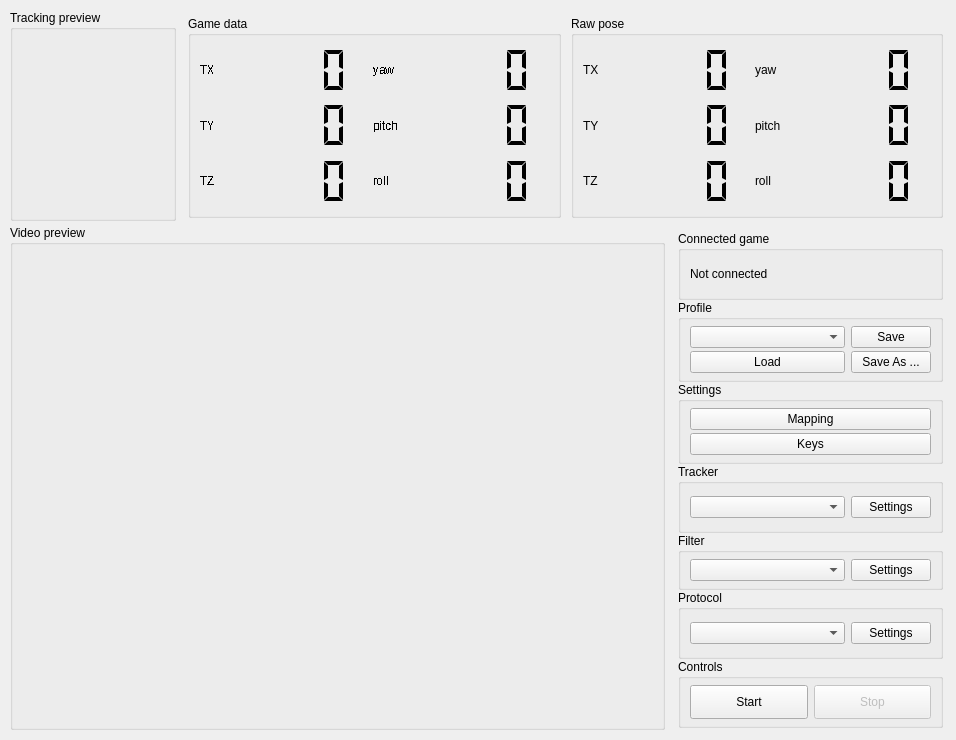
The window that facetracknoir/facetracknoir.ui (opentrack/opentrack) describes before a commit, drawn with Qt 5.
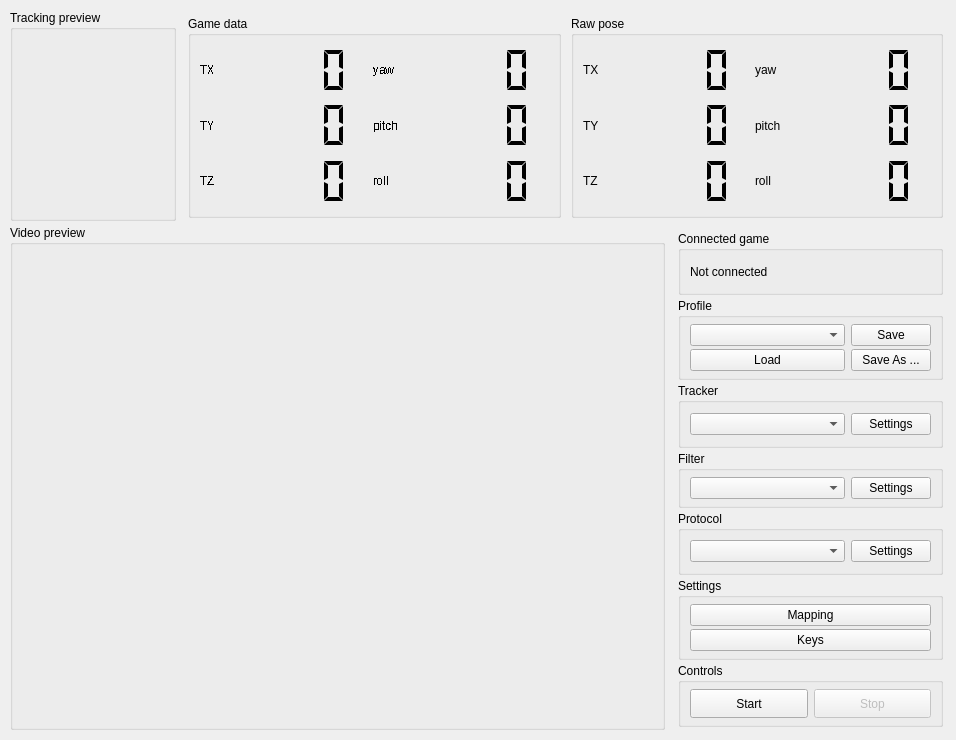
The same window after the commit. Icons and pictures are not drawn. Custom widgets are drawn as their Qt base class.

Commit message: reorder some widgets

```diff
--- a/facetracknoir/facetracknoir.ui
+++ b/facetracknoir/facetracknoir.ui
@@ -129,7 +129,7 @@
       <x>675</x>
       <y>225</y>
       <width>271</width>
-      <height>506</height>
+      <height>505</height>
      </rect>
     </property>
     <property name="title">
@@ -140,7 +140,7 @@
     </property>
     <layout class="QVBoxLayout" name="verticalLayout">
      <property name="spacing">
-      <number>0</number>
+      <number>3</number>
      </property>
      <property name="leftMargin">
       <number>0</number>
@@ -261,76 +261,6 @@
        </layout>
       </widget>
      </item>
-     <item>
-      <widget class="QGroupBox" name="groupWindows">
-       <property name="sizePolicy">
-        <sizepolicy hsizetype="Minimum" vsizetype="Preferred">
-         <horstretch>0</horstretch>
-         <verstretch>0</verstretch>
-        </sizepolicy>
-       </property>
-       <property name="title">
-        <string>Settings</string>
-       </property>
-       <layout class="QGridLayout" name="gridLayout_6">
-        <property name="topMargin">
-         <number>6</number>
-        </property>
-        <property name="bottomMargin">
-         <number>6</number>
-        </property>
-        <property name="verticalSpacing">
-         <number>3</number>
-        </property>
-        <item row="0" column="0">
-         <widget class="QPushButton" name="btnEditCurves">
-          <property name="sizePolicy">
-           <sizepolicy hsizetype="Preferred" vsizetype="Preferred">
-            <horstretch>0</horstretch>
-            <verstretch>0</verstretch>
-           </sizepolicy>
-          </property>
-          <property name="text">
-           <string>Mapping</string>
-          </property>
-          <property name="icon">
-           <iconset resource="main-facetracknoir.qrc">
-            <normaloff>:/uielements/curves.png</normaloff>:/uielements/curves.png</iconset>
-          </property>
-          <property name="iconSize">
-           <size>
-            <width>91</width>
-            <height>25</height>
-           </size>
-          </property>
-         </widget>
-        </item>
-        <item row="1" column="0">
-         <widget class="QPushButton" name="btnShortcuts">
-          <property name="sizePolicy">
-           <sizepolicy hsizetype="Preferred" vsizetype="Preferred">
-            <horstretch>0</horstretch>
-            <verstretch>0</verstretch>
-           </sizepolicy>
-          </property>
-          <property name="text">
-           <string>Keys</string>
-          </property>
-          <property name="icon">
-           <iconset resource="main-facetracknoir.qrc">
-            <normaloff>:/uielements/tools.png</normaloff>:/uielements/tools.png</iconset>
-          </property>
-          <property name="iconSize">
-           <size>
-            <width>98</width>
-            <height>24</height>
-           </size>
-          </property>
-         </widget>
-        </item>
-       </layout>
-      </widget>
-     </item>
      <item>
       <widget class="QGroupBox" name="groupTrackerSource">
        <property name="sizePolicy">
@@ -481,6 +411,76 @@
        </layout>
       </widget>
      </item>
+     <item>
+      <widget class="QGroupBox" name="groupWindows">
+       <property name="sizePolicy">
+        <sizepolicy hsizetype="Minimum" vsizetype="Preferred">
+         <horstretch>0</horstretch>
+         <verstretch>0</verstretch>
+        </sizepolicy>
+       </property>
+       <property name="title">
+        <string>Settings</string>
+       </property>
+       <layout class="QGridLayout" name="gridLayout_6">
+        <property name="topMargin">
+         <number>6</number>
+        </property>
+        <property name="bottomMargin">
+         <number>6</number>
+        </property>
+        <property name="verticalSpacing">
+         <number>3</number>
+        </property>
+        <item row="0" column="0">
+         <widget class="QPushButton" name="btnEditCurves">
+          <property name="sizePolicy">
+           <sizepolicy hsizetype="Preferred" vsizetype="Minimum">
+            <horstretch>0</horstretch>
+            <verstretch>0</verstretch>
+           </sizepolicy>
+          </property>
+          <property name="text">
+           <string>Mapping</string>
+          </property>
+          <property name="icon">
+           <iconset resource="main-facetracknoir.qrc">
+            <normaloff>:/uielements/curves.png</normaloff>:/uielements/curves.png</iconset>
+          </property>
+          <property name="iconSize">
+           <size>
+            <width>91</width>
+            <height>20</height>
+           </size>
+          </property>
+         </widget>
+        </item>
+        <item row="1" column="0">
+         <widget class="QPushButton" name="btnShortcuts">
+          <property name="sizePolicy">
+           <sizepolicy hsizetype="Preferred" vsizetype="Minimum">
+            <horstretch>0</horstretch>
+            <verstretch>0</verstretch>
+           </sizepolicy>
+          </property>
+          <property name="text">
+           <string>Keys</string>
+          </property>
+          <property name="icon">
+           <iconset resource="main-facetracknoir.qrc">
+            <normaloff>:/uielements/tools.png</normaloff>:/uielements/tools.png</iconset>
+          </property>
+          <property name="iconSize">
+           <size>
+            <width>98</width>
+            <height>24</height>
+           </size>
+          </property>
+         </widget>
+        </item>
+       </layout>
+      </widget>
+     </item>
      <item>
       <widget class="QGroupBox" name="groupStartStop">
        <property name="sizePolicy">
```
Left out of the diff: 286 changed lines with no effect on the pictures.
